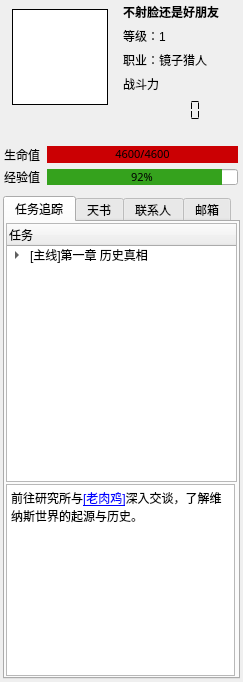
This is src/coeus/coeus_client_qt/game_statusbar_widget.ui in AngryPowman/Coeus as Qt 5 draws it before an edit. The edited form follows.
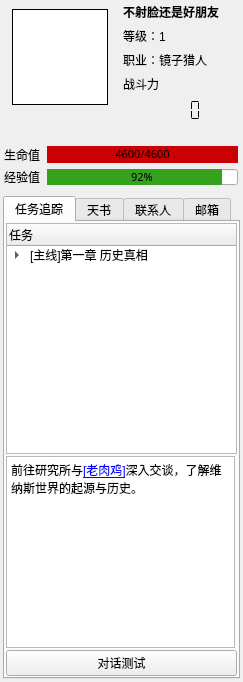
This is the edited form. The open tabs and pages were chosen to show the change. Icons and pictures are not drawn.

Commit message: DialogueBox : Re-Constructed in the standard MVC pattern

```diff
--- a/src/coeus/coeus_client_qt/game_statusbar_widget.ui
+++ b/src/coeus/coeus_client_qt/game_statusbar_widget.ui
@@ -515,6 +515,13 @@
          </property>
         </widget>
        </item>
+       <item>
+        <widget class="QPushButton" name="btnDialogueTest">
+         <property name="text">
+          <string>对话测试</string>
+         </property>
+        </widget>
+       </item>
       </layout>
      </widget>
      <widget class="QWidget" name="tab">
```
Left out of the diff: 2 changed lines with no effect on the pictures. The commit also changes 19 other files.
